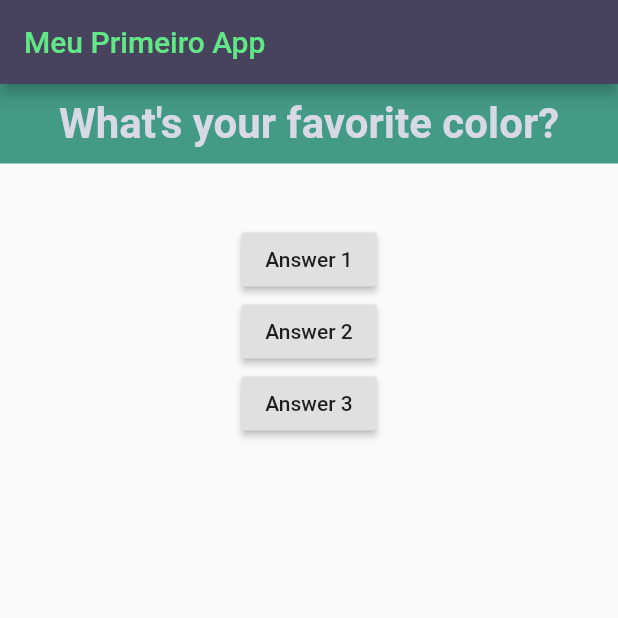
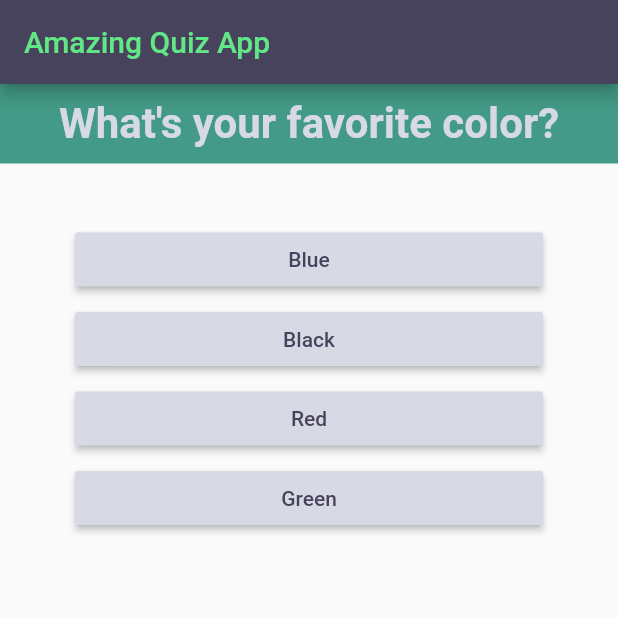
Before and after one commit to stefanowolfs/quiz-app-flutter, a Flutter app: the screen it shows after launch, on a phone screen of 412 x 824 dp, the top half of it. Run offline on Flutter 3.47's test engine with Material 2 defaults, Android fonts, the phone set to English and light mode, and no system bars.

Commit message:
:sparkles: Aprimoring questions

```diff
--- /dev/null
+++ b/lib/answer.dart
@@ -0,0 +1,23 @@
+import 'package:flutter/material.dart';
+
+class Answer extends StatelessWidget {
+  final Function selectHandler;
+  final String answerText;
+
+  Answer(this.selectHandler, this.answerText);
+
+  @override
+  Widget build(BuildContext context) {
+    return Container(
+        width: double.infinity,
+        margin: EdgeInsets.only(left: 50, right: 50, bottom: 5),
+        child: RaisedButton(
+          child: Text(
+            answerText,
+            style: TextStyle(color: Color(0xFF48435C)),
+          ),
+          color: Color(0xFFD7DAE5),
+          onPressed: selectHandler,
+        ));
+  }
+}
--- a/lib/main.dart
+++ b/lib/main.dart
@@ -1,6 +1,7 @@
 import 'package:flutter/material.dart';
 
 import './question.dart';
+import './answer.dart';
 
 void main() => runApp(MyApp());
 
@@ -23,35 +24,37 @@ class _MyAppState extends State<MyApp> {
 
   @override
   Widget build(BuildContext context) {
-    var questions = [
-      'What\'s your favorite color?',
-      'What\'s your favorite animal?',
+    const questions = [
+      {
+        'questionText': 'What\'s your favorite color?',
+        'answers': ['Blue', 'Black', 'Red', 'Green']
+      },
+      {
+        'questionText': 'What\'s your favorite animal?',
+        'answers': ['Snake', 'Lion', 'Turtle', 'Cat']
+      },
+      {
+        'questionText': 'What\'s your favorite instructor?',
+        'answers': ['Snake', 'Max', 'Diego', 'Felipe']
+      },
     ];
 
     return MaterialApp(
       home: Scaffold(
           appBar: AppBar(
             title: Text(
-              'Meu Primeiro App',
+              'Amazing Quiz App',
               style: TextStyle(color: Color(0xFF61E786)),
             ),
             backgroundColor: Color(0xFF48435C),
           ),
           body: Column(
             children: [
-              Question(questions[_questionIndex]),
-              RaisedButton(
-                child: Text('Answer 1'),
-                onPressed: _answerQuestion,
-              ),
-              RaisedButton(
-                child: Text('Answer 2'),
-                onPressed: _answerQuestion,
-              ),
-              RaisedButton(
-                child: Text('Answer 3'),
-                onPressed: _answerQuestion,
-              ),
+              Question(questions[_questionIndex]['questionText']),
+              ...(questions[_questionIndex]['answers'] as List<String>)
+                  .map((answer) {
+                return Answer(_answerQuestion, answer);
+              }).toList(),
             ],
           )),
     );
```
